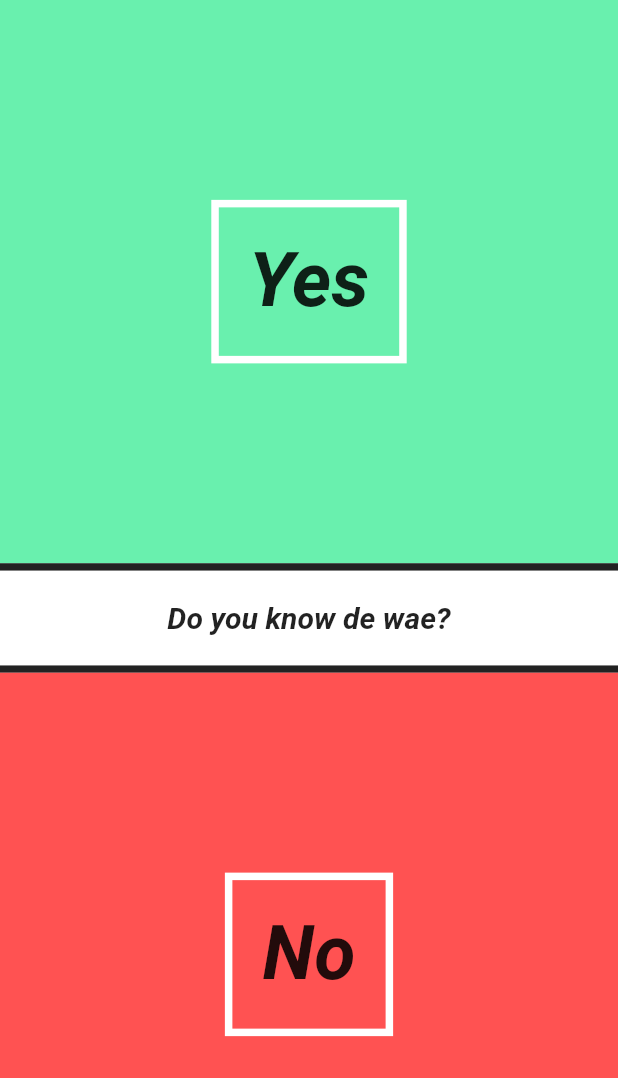
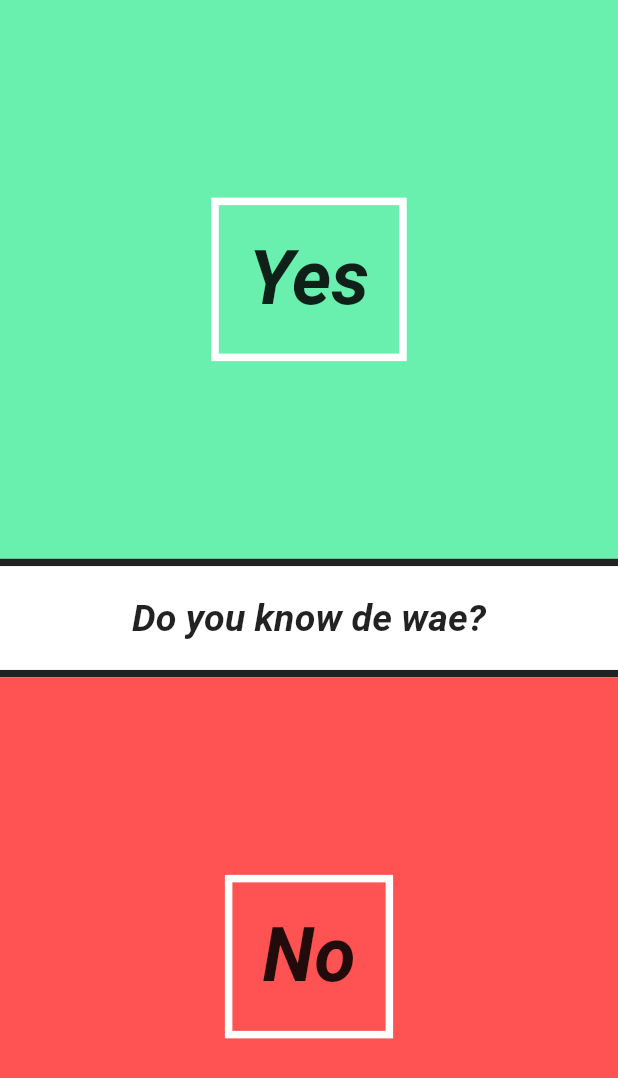
Before and after one commit to FIN-THE-HUMAN/TestFlutter, a Flutter app: the screen it shows after launch, on a phone screen of 412 x 824 dp. Shown: the top 1078 px of the screen. Run offline on Flutter 3.47's test engine with Material 2 defaults, Android fonts, the phone set to English and light mode, and no system bars.

Commit message:
Added question animation

```diff
--- a/lib/UI/question_text.dart
+++ b/lib/UI/question_text.dart
@@ -11,7 +11,21 @@ class QuestionText extends StatefulWidget {
   State createState() => new QuestionTextState();
 }
 
-class QuestionTextState extends State<QuestionText> {
+class QuestionTextState extends State<QuestionText> with SingleTickerProviderStateMixin {
+
+  Animation<double> _fontSizeAnimation;
+  AnimationController _controller;
+  //int _fontSizeAnimationFactor = 15;
+
+  @override
+  void initState() {
+    super.initState();
+    _controller = new AnimationController(duration: new Duration(milliseconds:  800), vsync: this);
+    _fontSizeAnimation = new CurvedAnimation(parent:  _controller, curve: Curves.bounceOut);
+    _fontSizeAnimation.addListener(() => this.setState((){}));
+    _controller.forward();
+  }
+
   @override
   Widget build(BuildContext context){
     return new Container(
@@ -23,7 +37,9 @@ class QuestionTextState extends State<QuestionText> {
       child: new Padding(
         padding: new EdgeInsets.symmetric(vertical:20.0),
         child: new Center(
-            child: new Text(widget._question.toString(), style: new TextStyle(color: Colors.black87, fontWeight: FontWeight.bold, fontSize: 20.0, fontStyle: FontStyle.italic ),),
+            child: new Text(widget._question.toString(),
+              style: new TextStyle(fontSize: _fontSizeAnimation.value * 25, fontWeight: FontWeight.bold, fontStyle: FontStyle.italic ),
+          ),
         ),
       ),
     )
```
